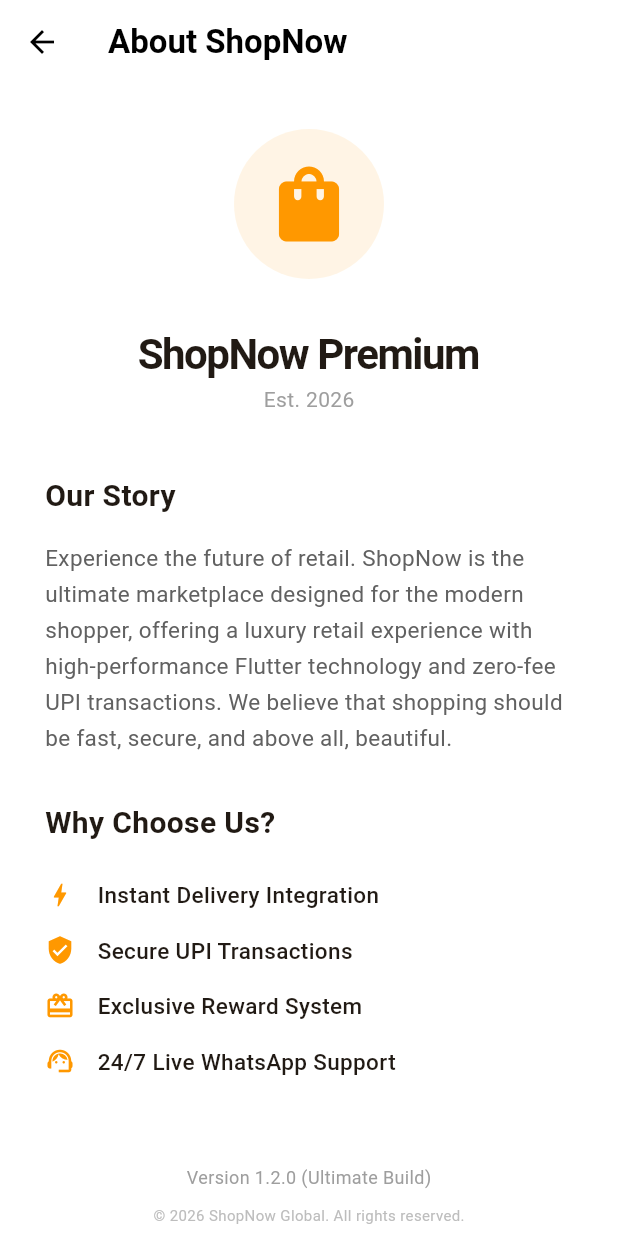
After one commit to Ashkulal/flutty_app, a Flutter app: the AboutScreen screen opened directly, on a phone screen of 412 x 824 dp. The commit adds this screen. Run offline on Flutter 3.47's test engine with Material 3 defaults, Android fonts, the phone set to English and light mode, and no system bars; our stand-ins replace shared_preferences, supabase_flutter; accounts and stored records are empty.

Commit message:
Final Brand Messaging: Professional Marketing Description

```diff
--- /dev/null
+++ b/lib/screens/about_screen.dart
@@ -0,0 +1,99 @@
+import 'package:flutter/material.dart';
+
+class AboutScreen extends StatelessWidget {
+  const AboutScreen({super.key});
+
+  @override
+  Widget build(BuildContext context) {
+    return Scaffold(
+      backgroundColor: Colors.white,
+      appBar: AppBar(
+        title: const Text("About ShopNow", style: TextStyle(color: Colors.black, fontWeight: FontWeight.bold)),
+        backgroundColor: Colors.white,
+        elevation: 0,
+        leading: IconButton(
+          icon: const Icon(Icons.arrow_back, color: Colors.black),
+          onPressed: () => Navigator.pop(context),
+        ),
+      ),
+      body: SingleChildScrollView(
+        padding: const EdgeInsets.all(30),
+        child: Column(
+          crossAxisAlignment: CrossAxisAlignment.start,
+          children: [
+            Center(
+              child: Container(
+                padding: const EdgeInsets.all(20),
+                decoration: BoxDecoration(
+                  color: Colors.orange.withOpacity(0.1),
+                  shape: BoxShape.circle,
+                ),
+                child: const Icon(Icons.shopping_bag_rounded, size: 60, color: Colors.orange),
+              ),
+            ),
+            const SizedBox(height: 30),
+            const Center(
+              child: Text(
+                "ShopNow Premium",
+                style: TextStyle(fontSize: 28, fontWeight: FontWeight.bold, letterSpacing: -1),
+              ),
+            ),
+            const Center(
+              child: Text(
+                "Est. 2026",
+                style: TextStyle(color: Colors.grey, fontSize: 14),
+              ),
+            ),
+            const SizedBox(height: 40),
+            const Text(
+              "Our Story",
+              style: TextStyle(fontSize: 20, fontWeight: FontWeight.bold),
+            ),
+            const SizedBox(height: 15),
+            Text(
+              "Experience the future of retail. ShopNow is the ultimate marketplace designed for the modern shopper, offering a luxury retail experience with high-performance Flutter technology and zero-fee UPI transactions. We believe that shopping should be fast, secure, and above all, beautiful.",
+              style: TextStyle(color: Colors.grey[700], height: 1.6, fontSize: 15),
+            ),
+            const SizedBox(height: 30),
+            const Text(
+              "Why Choose Us?",
+              style: TextStyle(fontSize: 20, fontWeight: FontWeight.bold),
+            ),
+            const SizedBox(height: 15),
+            _buildFeatureRow(Icons.bolt, "Instant Delivery Integration"),
+            _buildFeatureRow(Icons.verified_user, "Secure UPI Transactions"),
+            _buildFeatureRow(Icons.card_giftcard, "Exclusive Reward System"),
+            _buildFeatureRow(Icons.support_agent, "24/7 Live WhatsApp Support"),
+            const SizedBox(height: 50),
+            const Center(
+              child: Text(
+                "Version 1.2.0 (Ultimate Build)",
+                style: TextStyle(color: Colors.grey, fontSize: 12),
+              ),
+            ),
+            const SizedBox(height: 10),
+            Center(
+              child: Text(
+                "© 2026 ShopNow Global. All rights reserved.",
+                style: TextStyle(color: Colors.grey[400], fontSize: 10),
+              ),
+            ),
+          ],
+        ),
+      ),
+    );
+  }
+
+  Widget _buildFeatureRow(IconData icon, String text) {
+    return Padding(
+      padding: const EdgeInsets.symmetric(vertical: 8),
+      child: Row(
+        children: [
+          Icon(icon, color: Colors.orange, size: 20),
+          const SizedBox(width: 15),
+          Text(text, style: const TextStyle(fontWeight: FontWeight.w500, fontSize: 15)),
+        ],
+      ),
+    );
+  }
+}
--- a/lib/screens/profile_screen.dart
+++ b/lib/screens/profile_screen.dart
@@ -6,6 +6,7 @@ import 'orders_screen.dart';
 import 'wishlist_screen.dart';
 import 'payment_screen.dart';
 import 'gift_card_screen.dart';
+import 'about_screen.dart';
 
 class ProfileScreen extends StatelessWidget {
   const ProfileScreen({super.key});
@@ -181,6 +182,7 @@ class ProfileScreen extends StatelessWidget {
           onTap: () => _launchWhatsApp(context),
         ),
         _buildListTile(context, Icons.help_outline_rounded, "Contact Us", null),
+        _buildListTile(context, Icons.info_outline_rounded, "About ShopNow", const AboutScreen()),
         _buildListTile(context, Icons.description_outlined, "Legal & Privacy", null),
       ],
     );
```
Also changed, not shown: 1 other file.
